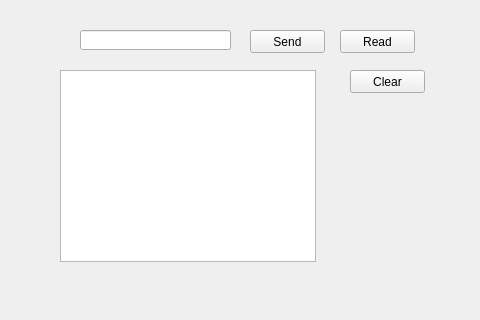
The window that secondmain.ui (truongkutetk97/qt5_finalproject) describes before a commit, drawn with Qt 5; both pictures show x 320 to 800 and y 0 to 320 of the 800 by 600 pixel window.
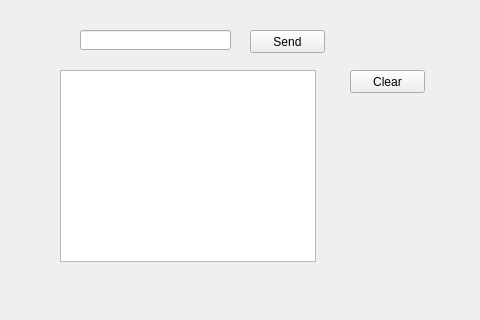
The same window after the commit.

Diff of the .ui file:
```diff
--- a/secondmain.ui
+++ b/secondmain.ui
@@ -149,19 +149,6 @@
      </rect>
     </property>
    </widget>
-   <widget class="QPushButton" name="pushButton_5">
-    <property name="geometry">
-     <rect>
-      <x>660</x>
-      <y>30</y>
-      <width>75</width>
-      <height>23</height>
-     </rect>
-    </property>
-    <property name="text">
-     <string>Read</string>
-    </property>
-   </widget>
    <widget class="QPushButton" name="pushButton_6">
     <property name="geometry">
      <rect>
```
Left out of the diff: 2 changed lines with no effect on the pictures.
